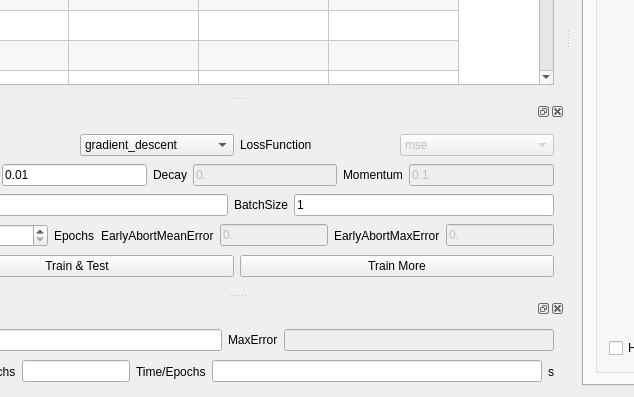
Before: the Qt Designer form src/DNNLab/mainwindow.ui in edeforas/BeeDNN, drawn with Qt 5; both pictures show x 91 to 725 and y 340 to 737 of the 1141 by 737 pixel window.
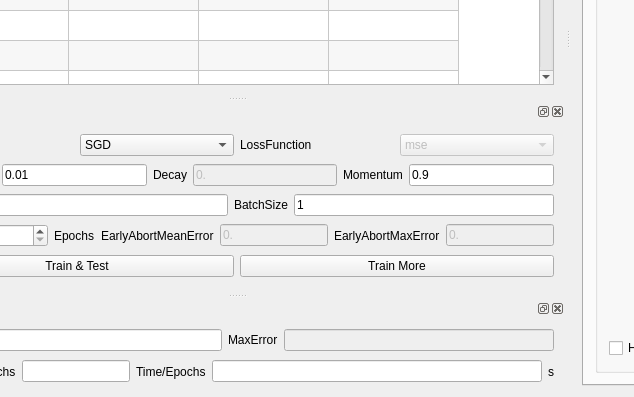
After: the same form once the commit is applied.

The edit to the form file:
```diff
--- a/src/DNNLab/mainwindow.ui
+++ b/src/DNNLab/mainwindow.ui
@@ -440,10 +440,10 @@
        <item>
         <widget class="QLineEdit" name="leMomentum">
          <property name="enabled">
-          <bool>false</bool>
+          <bool>true</bool>
          </property>
          <property name="text">
-          <string>0.1</string>
+          <string>0.9</string>
          </property>
          <property name="readOnly">
           <bool>false</bool>
@@ -580,7 +580,7 @@
         <widget class="QComboBox" name="cbOptimizer">
          <item>
           <property name="text">
-           <string>gradient_descent</string>
+           <string>SGD</string>
           </property>
          </item>
          <item>
```
Left out of the diff: 4 changed lines with no effect on the pictures.
